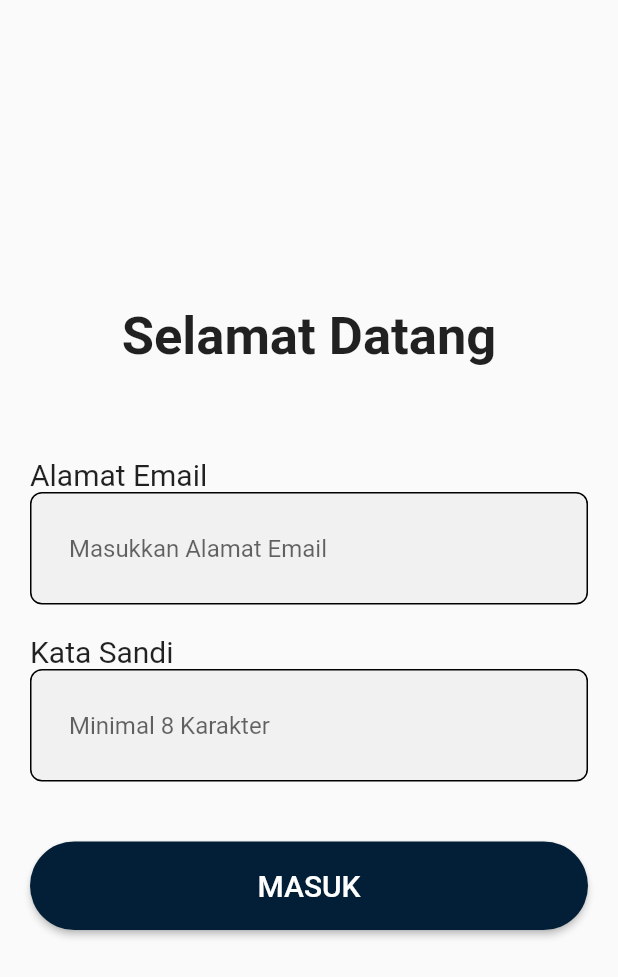
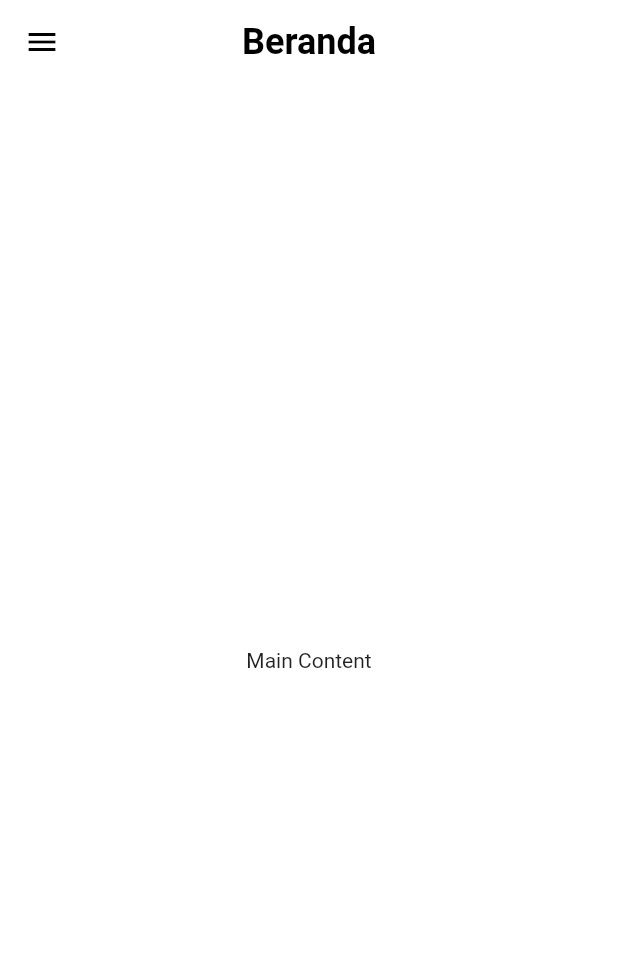
Before and after one commit to alfydije/Si_Gud-mobile, a Flutter app: the screen it shows after launch, after a tap on "MULAI", after a tap on "MASUK", on a phone screen of 412 x 824 dp. Shown: the top 977 px of the screen. Run offline on Flutter 3.47's test engine with Material 2 defaults, Android fonts, the phone set to English and light mode, and no system bars.

Commit message:
alfi membuat sidebar

```diff
--- a/lib/LoginScreen.dart
+++ b/lib/LoginScreen.dart
@@ -1,4 +1,5 @@
 import 'package:flutter/material.dart';
+import 'package:si_gud/branda_screen.dart';
 
 class LoginScreen extends StatefulWidget {
   const LoginScreen({Key? key}) : super(key: key);
@@ -111,7 +112,14 @@ class _LoginScreenState extends State<LoginScreen> {
                         shape: RoundedRectangleBorder(
                           borderRadius: BorderRadius.circular(100),
                         ),
-                        onPressed: () {},
+                        onPressed: () {
+                          Navigator.pushReplacement(
+                            context,
+                            MaterialPageRoute(
+                              builder: (context) => Home(),
+                            ),
+                          );
+                        },
                         child: Padding(
                           padding: const EdgeInsets.all(18.0),
                           child: const Text(
--- /dev/null
+++ b/lib/branda_screen.dart
@@ -0,0 +1,134 @@
+import 'package:flutter/material.dart';
+import 'package:si_gud/barang_keluar/barangkeluar.dart';
+import 'package:si_gud/barang_masuk/barangmasuk.dart';
+import 'package:si_gud/data_barang/databarang.dart';
+
+class Home extends StatefulWidget {
+  const Home({Key? key}) : super(key: key);
+
+  @override
+  State<Home> createState() => _HomeState();
+}
+
+class _HomeState extends State<Home> {
+  @override
+  Widget build(BuildContext context) {
+    return Scaffold(
+      backgroundColor: Colors.white,
+      appBar: AppBar(
+        title: Text(
+          'Beranda',
+          style: TextStyle(color: Colors.black),
+        ),
+        centerTitle: true, // Judul berada di tengah
+        backgroundColor: Colors.white,
+        elevation: 0,
+        iconTheme: IconThemeData(color: Colors.black),
+        toolbarTextStyle: TextStyle(
+          color: Colors.black,
+        ), // Text style for the app bar title
+        titleTextStyle: TextStyle(
+          color: Colors.black,
+          fontSize: 24,
+          fontWeight: FontWeight.bold,
+        ), // Text style for the app bar title
+      ),
+      drawer: Drawer(
+        backgroundColor: Color.fromARGB(255, 2, 31, 55),
+        child: SingleChildScrollView(
+          child: Column(
+            children: [
+              UserAccountsDrawerHeader(
+                decoration: BoxDecoration(
+                  color: Color.fromARGB(255, 2, 31, 55),
+                ),
+                accountName: Text(
+                  "Alfiyah Djayanti",
+                  style: TextStyle(fontSize: 30),
+                ),
+                accountEmail: Text(
+                  "Petugas",
+                  style: TextStyle(fontSize: 20),
+                ),
+              ),
+              ListTile(
+                leading: Icon(Icons.person, color: Colors.white),
+                title: Text("Profil", style: TextStyle(color: Colors.white)),
+                onTap: () {
+                  // Do something when the Profil item is tapped
+                },
+              ),
+              ExpansionTile(
+                leading: Icon(Icons.newspaper, color: Colors.white),
+                title: Text("Laporan", style: TextStyle(color: Colors.white)),
+                children: [
+                  ListTile(
+                    title: Text("Barang Masuk",
+                        style: TextStyle(color: Colors.white)),
+                    onTap: () {
+                      // Navigate to "Barang Masuk" screen
+                      Navigator.push(
+                        context,
+                        MaterialPageRoute(
+                            builder: (context) => BarangMasukScreen()),
+                      );
+                    },
+                  ),
+                  ListTile(
+                    title: Text("Barang Keluar",
+                        style: TextStyle(color: Colors.white)),
+                    onTap: () {
+                      // Navigate to "Barang Keluar" screen
+                      Navigator.push(
+                        context,
+                        MaterialPageRoute(
+                            builder: (context) => BarangKeluarScreen()),
+                      );
+                    },
+                  ),
+                  ListTile(
+                    title: Text("Data Barang",
+                        style: TextStyle(color: Colors.white)),
+                    onTap: () {
+                      // Navigate to "Data Barang" screen
+                      Navigator.push(
+                        context,
+                        MaterialPageRoute(
+                            builder: (context) => DataBarangScreen()),
+                      );
+                    },
+                  ),
+                  ListTile(
+                    title: Text("Stock Barang",
+                        style: TextStyle(color: Colors.white)),
+                    onTap: () {
+                      // Navigate to "Data Barang" screen
+                      Navigator.push(
+                        context,
+                        MaterialPageRoute(
+                            builder: (context) => DataBarangScreen()),
+                      );
+                    },
+                  ),
+                ],
+              ),
+              SizedBox(
+                    height: 250),
+              Divider(),
+              ListTile(
+                leading: Icon(Icons.logout, color: Colors.white),
+                title: Text("Keluar", style: TextStyle(color: Colors.white)),
+                onTap: () {
+                  // Do something when the Logout item is tapped
+                },
+              ),
+            ],
+          ),
+        ),
+      ),
+      body: Center(
+        child: Text("Main Content"),
+      ),
+    );
+  }
+}
--- a/lib/main.dart
+++ b/lib/main.dart
@@ -1,5 +1,6 @@
 import 'package:flutter/material.dart';
 import 'package:si_gud/LoginScreen.dart';
+import 'package:si_gud/branda_screen.dart';
 import 'package:si_gud/on_boarding.dart';
 import 'package:si_gud/splash_screen.dart';
 
@@ -19,6 +20,7 @@ class MainApp extends StatelessWidget {
       routes: {
         '/onboarding': (context) => OnboardingScreen(),
         '/login': (context) => LoginScreen(),
+        '/home' :(context) => Home()
       },
     );
   }
```
Also changed, not shown: lib/barang_keluar/barangkeluar.dart (added, +15 -0 lines), lib/barang_masuk/barangmasuk.dart (added, +16 -0 lines), lib/data_barang/databarang.dart (added, +15 -0 lines).
